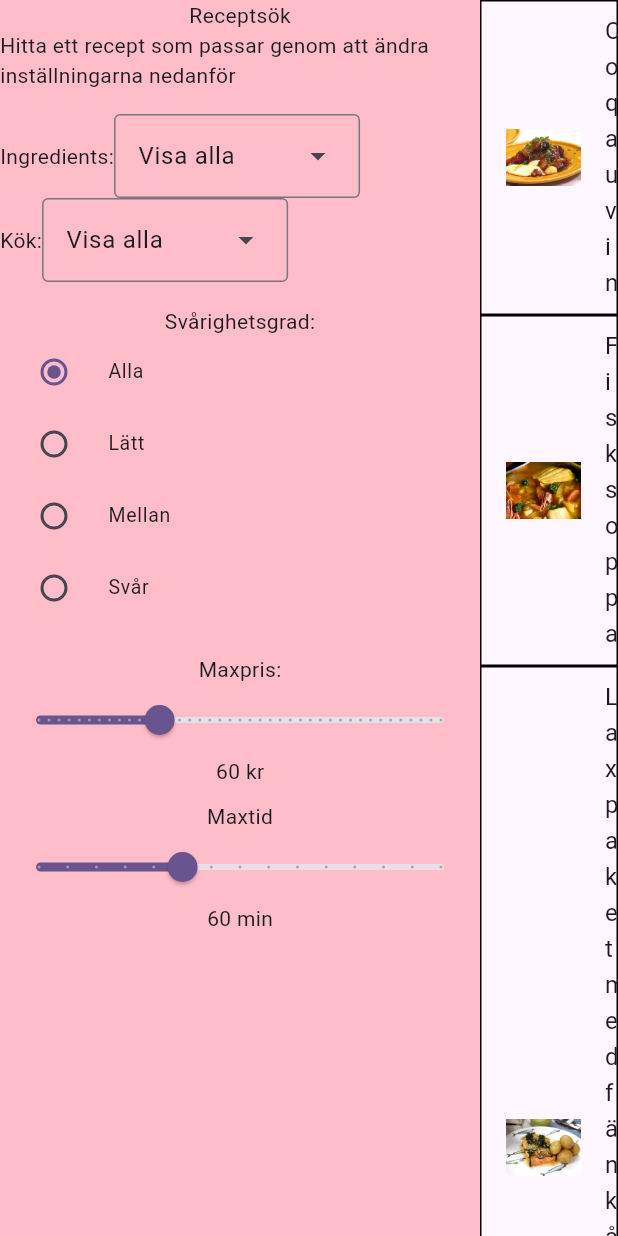
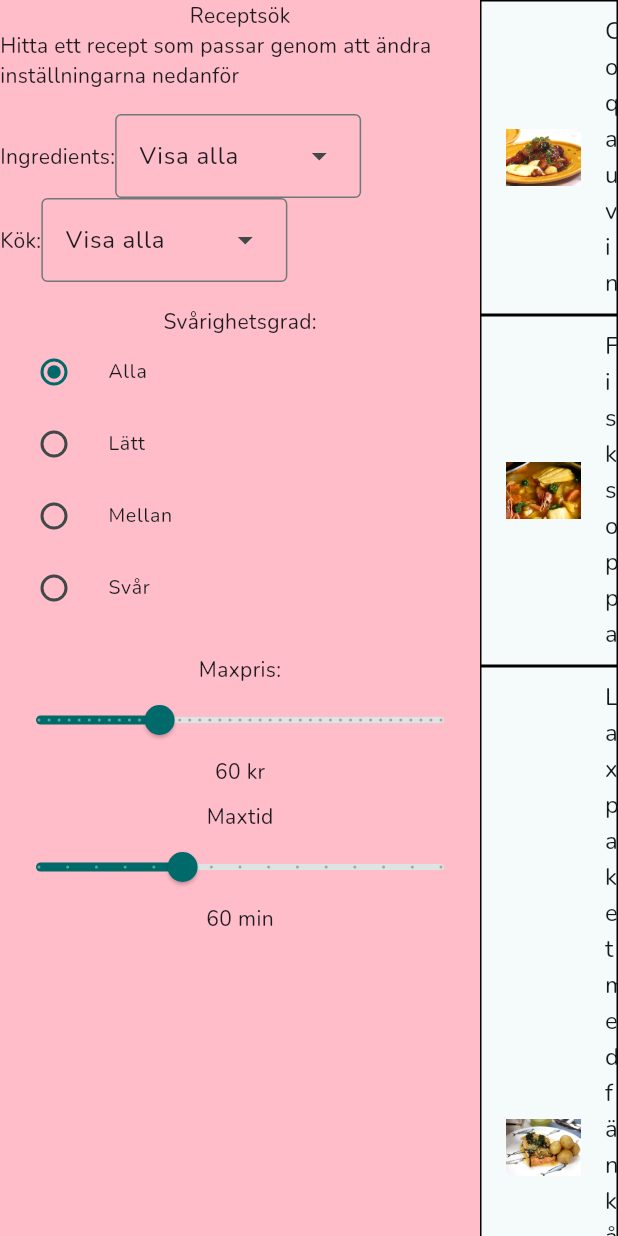
Before and after one commit to kankodakoda/GUI_recept, a Flutter app: the screen it shows after launch, on a phone screen of 412 x 824 dp. Run offline on Flutter 3.47's test engine with Material 3 defaults, Android fonts, the phone set to English and light mode, and no system bars; our stand-ins replace google_fonts.

Commit message:
Added new fonts

```diff
--- a/lib/app_theme.dart
+++ b/lib/app_theme.dart
@@ -11,5 +11,5 @@ class AppTheme {
 
   //App color
 
-  static ColorScheme colorScheme = ColorScheme.fromSeed(seedColor: Colors.deepPurple,);
+  static ColorScheme colorScheme = ColorScheme.fromSeed(seedColor: const Color.fromARGB(255, 88, 230, 230),);
 }
--- a/lib/main.dart
+++ b/lib/main.dart
@@ -1,9 +1,11 @@
 import 'package:flutter/material.dart';
+import 'package:google_fonts/google_fonts.dart';
 import 'package:lab2/app_theme.dart';
 import 'package:lab2/model/recipe_database/recipe_handler.dart';
 import 'package:lab2/pages/main_view.dart';
 import 'package:lab2/ui_controller.dart';
 import 'package:provider/provider.dart';
+
 
 void main() {
   runApp(
@@ -26,7 +28,8 @@ class MyApp extends StatelessWidget {
     return MaterialApp(
       title: 'Receptsök',
       theme: ThemeData(
-        colorScheme: AppTheme.colorScheme
+        colorScheme: AppTheme.colorScheme,
+        textTheme: GoogleFonts.nunitoTextTheme(),
       ),
       home: MainView(),
     );
--- a/pubspec.yaml
+++ b/pubspec.yaml
@@ -31,6 +31,7 @@ dependencies:
   flutter:
     sdk: flutter
   provider: ^6.1.2
+  google_fonts: ^6.1.0
 
 
   # The following adds the Cupertino Icons font to your application.
```
Also changed, not shown: pubspec.lock, 7 other files.
